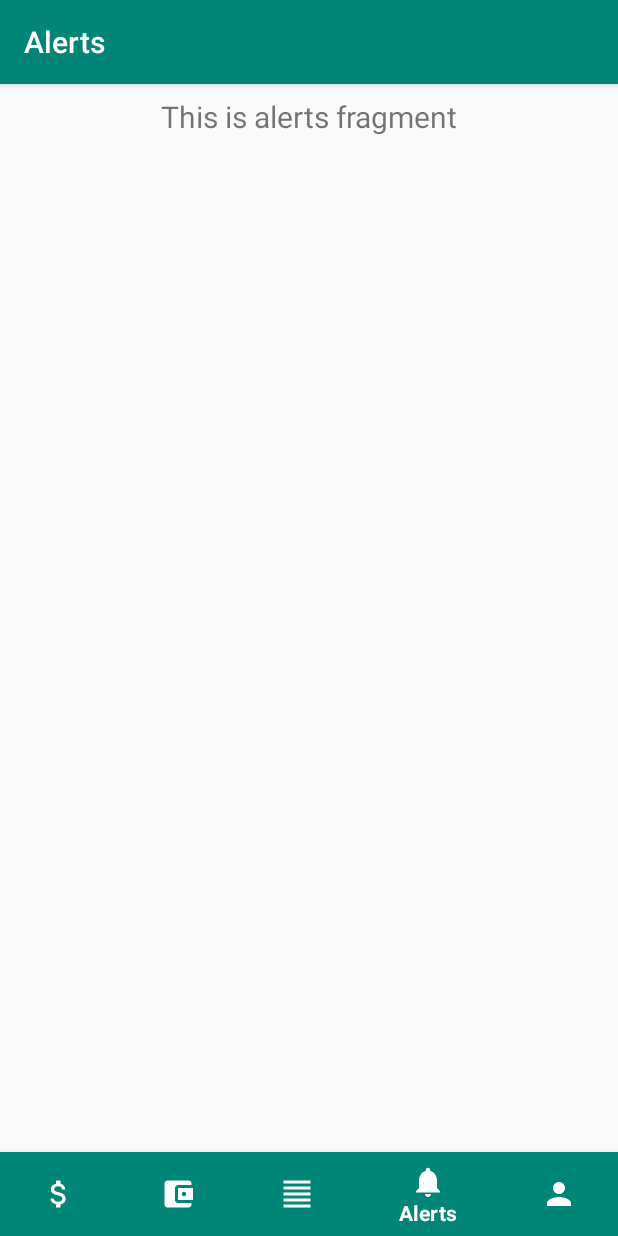
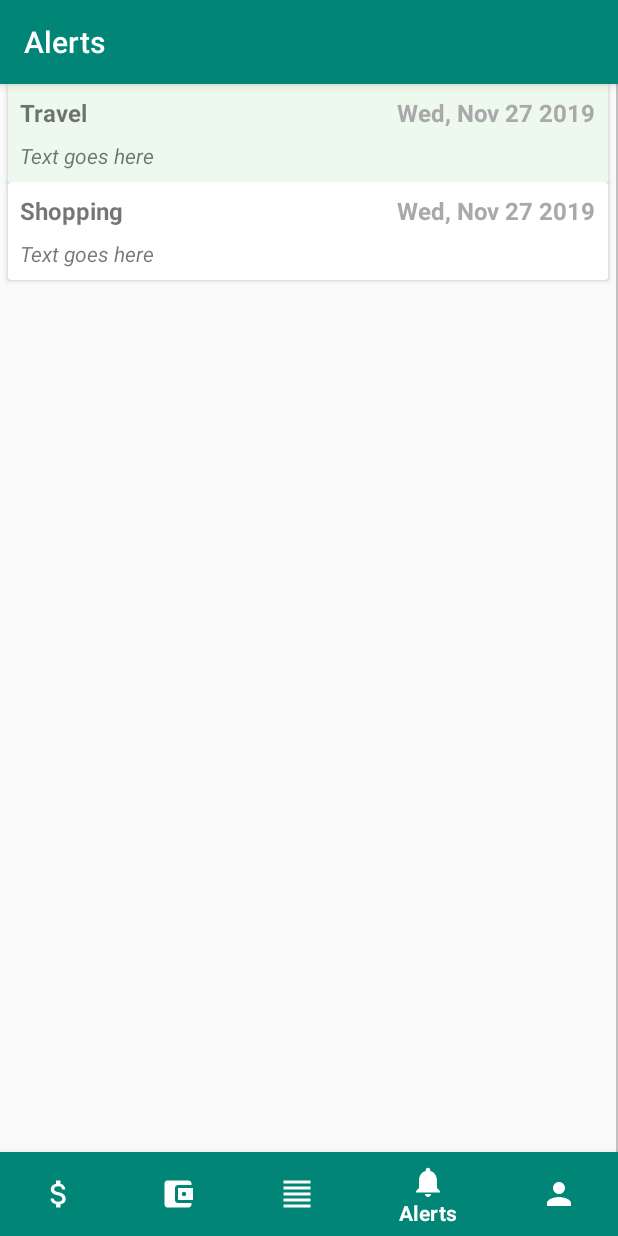
Before and after one commit to dileep-g/Smart-Budget-App, an Android app: the screen it shows after launch (MainActivity), item 4 of the bottom bar chosen, on a phone screen of 412 x 824 dp. Run offline under Robolectric (Android 15) with nearby library versions, the phone set to English and light mode, and no system bars; our stand-ins replace navigation-ui; libraries missing offline, so code that uses them is left out: com.github.mikephil.charting; 42 statements that could not run were skipped.

Commit message:
Alert screen - dummy alerts

```diff
--- a/app/src/main/java/com/iui/smartbudget/MainActivity.java
+++ b/app/src/main/java/com/iui/smartbudget/MainActivity.java
@@ -72,7 +72,7 @@ public class MainActivity extends AppCompatActivity {
                     record.setVendor(nextLine[2]);
                     record.setCategory(nextLine[3]);
                     record.setExpense(Float.valueOf(nextLine[4]));
-                    DataHolder.records.add(record);
+                    DataHolder.getInstance().records.add(record);
 
                     Date date=record.getDateTime();
                     LocalDate localDate = date.toInstant().atZone(ZoneId.systemDefault()).toLocalDate();
@@ -85,7 +85,7 @@ public class MainActivity extends AppCompatActivity {
                 for(String category : map.keySet()){
                     map.put(category, map.get(category)/12.0F);
                 }
-                DataHolder.categoryToAvgExpenseMap = map;
+                DataHolder.getInstance().categoryToAvgExpenseMap = map;
             } catch (Exception e) {
              Log.d(TAG,e.getLocalizedMessage(), e);
             }
--- /dev/null
+++ b/app/src/main/java/com/iui/smartbudget/ui/alerts/AlertsAdapter.java
@@ -0,0 +1,93 @@
+package com.iui.smartbudget.ui.alerts;
+
+import android.content.Context;
+import android.graphics.Color;
+import android.view.LayoutInflater;
+import android.view.View;
+import android.view.ViewGroup;
+import android.widget.Filter;
+import android.widget.Filterable;
+import android.widget.TextView;
+import android.widget.Toast;
+
+import androidx.recyclerview.widget.RecyclerView;
+
+import com.iui.smartbudget.R;
+import com.iui.smartbudget.utilities.Alert;
+
+import java.text.SimpleDateFormat;
+import java.util.ArrayList;
+import java.util.Collections;
+import java.util.List;
+
+public class AlertsAdapter extends RecyclerView.Adapter <AlertsAdapter.ViewHolder> {
+
+    private Context context;
+    private List<Alert> dataList;
+    private String datePattern;
+    private SimpleDateFormat dateFromatter;
+
+    public AlertsAdapter(List<Alert> data, Context context)
+    {
+        this.dataList = data;
+        this.context = context;
+        this.datePattern = "EEE, MMM dd yyyy";
+        this.dateFromatter = new SimpleDateFormat(datePattern);
+    }
+
+    public class ViewHolder extends RecyclerView.ViewHolder
+    {
+        TextView textViewTitle;
+        TextView textViewDate;
+        TextView textViewText;
+
+        public ViewHolder(View itemView)
+        {
+            super(itemView);
+            this.textViewTitle = (TextView) itemView.findViewById(R.id.alert_title);
+            this.textViewDate = (TextView) itemView.findViewById(R.id.alert_date );
+            this.textViewText = (TextView) itemView.findViewById(R.id.alert_text );
+        }
+    }
+
+    @Override
+    public AlertsAdapter.ViewHolder onCreateViewHolder(ViewGroup parent, int viewType)
+    {
+        View view = LayoutInflater. from (parent.getContext()).inflate(R.layout.recyclerview_alert_item , parent, false);
+
+        ViewHolder viewHolder = new ViewHolder(view);
+        return viewHolder;
+    }
+
+    @Override
+    public void onBindViewHolder(AlertsAdapter.ViewHolder holder, final int position)
+    {
+        holder.textViewTitle.setText(dataList.get(position). getTitle());
+        holder.textViewDate.setText(dateFromatter.format(dataList.get(position).getDateTime()));
+        holder.textViewText.setText(dataList.get(position).getText());
+
+        if (position%2 == 0) {
+            holder.itemView.setBackgroundColor(Color.parseColor("#ecf9ec"));
+        }
+
+        holder.itemView.setOnClickListener(new View.OnClickListener()
+        {
+            @Override
+            public void onClick(View v)
+            {
+                Toast.makeText (context, "Item " + position + " is clicked.", Toast. LENGTH_SHORT ).show( );
+            }
+        });
+    }
+
+    @Override
+    public int getItemCount()
+    {
+        return dataList.size();
+    }
+
+    public void addAlert(Alert alert) {
+        this.dataList.add(0, alert);
+        notifyDataSetChanged();
+    }
+}
--- a/app/src/main/java/com/iui/smartbudget/ui/alerts/AlertsFragment.java
+++ b/app/src/main/java/com/iui/smartbudget/ui/alerts/AlertsFragment.java
@@ -11,25 +11,41 @@ import androidx.annotation.Nullable;
 import androidx.fragment.app.Fragment;
 import androidx.lifecycle.Observer;
 import androidx.lifecycle.ViewModelProviders;
+import androidx.recyclerview.widget.DividerItemDecoration;
+import androidx.recyclerview.widget.LinearLayoutManager;
+import androidx.recyclerview.widget.RecyclerView;
 
 import com.iui.smartbudget.R;
+import com.iui.smartbudget.utilities.Alert;
+import com.iui.smartbudget.utilities.DataHolder;
+
+import java.util.List;
 
 public class AlertsFragment extends Fragment {
 
     private AlertsViewModel alertsViewModel;
+    private RecyclerView mRecyclerView;
+    private AlertsAdapter mListadapter;
 
     public View onCreateView(@NonNull LayoutInflater inflater,
                              ViewGroup container, Bundle savedInstanceState) {
         alertsViewModel =
                 ViewModelProviders.of(this).get(AlertsViewModel.class);
-        View root = inflater.inflate(R.layout.fragment_alerts, container, false);
-        final TextView textView = root.findViewById(R.id.text_alerts);
-        alertsViewModel.getText().observe(this, new Observer<String>() {
-            @Override
-            public void onChanged(@Nullable String s) {
-                textView.setText(s);
-            }
-        });
-        return root;
+        View view = inflater.inflate(R.layout.fragment_alerts, container, false);
+
+        mRecyclerView = (RecyclerView) view.findViewById(R.id.recyclerView );
+        final LinearLayoutManager layoutManager = new LinearLayoutManager(getActivity());
+        layoutManager.setOrientation(LinearLayoutManager. VERTICAL );
+        mRecyclerView.setLayoutManager(layoutManager);
+
+        List<Alert> alerts = DataHolder.getInstance().alerts;
+
+        mListadapter = new AlertsAdapter(alerts, getContext());
+        mRecyclerView.setAdapter(mListadapter);
+        DividerItemDecoration dividerItemDecoration = new DividerItemDecoration(mRecyclerView.getContext(), DividerItemDecoration.HORIZONTAL);
+        dividerItemDecoration.setDrawable(getContext().getResources().getDrawable(R.drawable.sk_line_divider));
+        mRecyclerView.addItemDecoration(new DividerItemDecoration(mRecyclerView.getContext(), DividerItemDecoration.HORIZONTAL));
+
+        return view;
     }
 }
--- a/app/src/main/java/com/iui/smartbudget/ui/budget/BudgetViewModel.java
+++ b/app/src/main/java/com/iui/smartbudget/ui/budget/BudgetViewModel.java
@@ -12,7 +12,7 @@ public class BudgetViewModel extends ViewModel {
 
     public BudgetViewModel() {
         mText = new MutableLiveData<>();
-        mText.setValue(String.valueOf(DataHolder.categoryToAvgExpenseMap.get("shopping")));
+        mText.setValue(String.valueOf(DataHolder.getInstance().categoryToAvgExpenseMap.get("shopping")));
     }
 
     public LiveData<String> getText() {
--- a/app/src/main/java/com/iui/smartbudget/ui/expenses/ExpensesFragment.java
+++ b/app/src/main/java/com/iui/smartbudget/ui/expenses/ExpensesFragment.java
@@ -174,7 +174,7 @@ public class ExpensesFragment extends Fragment implements AdapterView.OnItemSele
         HashMap<String,Float> categoryMap=new HashMap<>();
         HashSet<String> categories=new HashSet<>();
         SimpleDateFormat dateformatter = new SimpleDateFormat("MMM");
-        for(Record record : DataHolder.records){
+        for(Record record : DataHolder.getInstance().records){
             Date date=record.getDateTime();
             LocalDate localDate = date.toInstant().atZone(ZoneId.systemDefault()).toLocalDate();
             if(localDate.getYear()!=selectedYear) continue;
@@ -207,7 +207,7 @@ public class ExpensesFragment extends Fragment implements AdapterView.OnItemSele
         List<BarEntry> barEntries=new ArrayList<>();
         HashMap<Integer,HashMap<Month,Float>> monthToExpenseMap = new HashMap<>();
         ArrayList<String> monthLabels=new ArrayList<>();
-        for(Record record : DataHolder.records){
+        for(Record record : DataHolder.getInstance().records){
             Date date=record.getDateTime();
             LocalDate localDate = date.toInstant().atZone(ZoneId.systemDefault()).toLocalDate();
             if(!monthToExpenseMap.containsKey(localDate.getYear()))
--- a/app/src/main/java/com/iui/smartbudget/ui/expenses/ExpensesViewModel.java
+++ b/app/src/main/java/com/iui/smartbudget/ui/expenses/ExpensesViewModel.java
@@ -17,7 +17,7 @@ public class ExpensesViewModel extends ViewModel {
         mText = new MutableLiveData<>();
         SimpleDateFormat format = new SimpleDateFormat("yyy-MM-dd HH:mm:ss");
         //mText.setValue(DataHolder.records.get(0).getVendor() + format.format(DataHolder.records.get(0).getDateTime()));
-        Date date=DataHolder.records.get(0).getDateTime();
+        Date date=DataHolder.getInstance().records.get(0).getDateTime();
         LocalDate localDate = date.toInstant().atZone(ZoneId.systemDefault()).toLocalDate();
         //mText.setValue(localDate.getMonth().name());
     }
--- /dev/null
+++ b/app/src/main/java/com/iui/smartbudget/utilities/Alert.java
@@ -0,0 +1,39 @@
+package com.iui.smartbudget.utilities;
+
+import java.util.Date;
+
+public class Alert {
+    private String title;
+    private Date dateTime;
+    private String text;
+
+    Alert(String title, Date dateTime, String text) {
+        this.title = title;
+        this.dateTime = dateTime;
+        this.text = text;
+    }
+
+    public String getTitle() {
+        return title;
+    }
+
+    public void setTitle(String title) {
+        this.title = title;
+    }
+
+    public Date getDateTime() {
+        return dateTime;
+    }
+
+    public void setDateTime(Date dateTime) {
+        this.dateTime = dateTime;
+    }
+
+    public String getText() {
+        return text;
+    }
+
+    public void setText(String text) {
+        this.text = text;
+    }
+}
--- a/app/src/main/java/com/iui/smartbudget/utilities/DataHolder.java
+++ b/app/src/main/java/com/iui/smartbudget/utilities/DataHolder.java
@@ -3,23 +3,40 @@ package com.iui.smartbudget.utilities;
 
 
 import java.util.ArrayList;
+import java.util.Arrays;
+import java.util.Date;
 import java.util.HashMap;
 import java.util.List;
 
 public class DataHolder {
-    public static List<Record> records;
-    public static  List<Bucket> buckets;
+    public List<Record> records;
+    public List<Bucket> buckets;
+    public List<Alert> alerts;
     public static DataHolder dataHolder = new DataHolder();
-    public static HashMap<String, Float> categoryToAvgExpenseMap;
+    public HashMap<String, Float> categoryToAvgExpenseMap;
+
+    public double bucketThreshold = 0.8;
 
     private DataHolder(){
             records=new ArrayList<>();
             buckets=new ArrayList<>();
+            alerts=new ArrayList<>();
             categoryToAvgExpenseMap = new HashMap<>();
+            checkAlerts();
 
     }
 
     public static DataHolder getInstance(){
         return dataHolder;
     }
+
+    public void checkAlerts() {
+        for(String bucket : Arrays.asList(new String[]{"Travel", "Shopping"})) {
+            // check how full the bucket is!
+            // check over budget
+            // dummy data
+            alerts.add(new Alert(bucket, new Date(), "Text goes here"));
+        }
+    }
+
 }
--- a/app/src/main/res/layout/fragment_alerts.xml
+++ b/app/src/main/res/layout/fragment_alerts.xml
@@ -1,21 +1,17 @@
 <?xml version="1.0" encoding="utf-8"?>
-<androidx.constraintlayout.widget.ConstraintLayout xmlns:android="http://schemas.android.com/apk/res/android"
+<RelativeLayout xmlns:android="http://schemas.android.com/apk/res/android"
     xmlns:app="http://schemas.android.com/apk/res-auto"
     xmlns:tools="http://schemas.android.com/tools"
+    android:id="@+id/transactions_home"
     android:layout_width="match_parent"
     android:layout_height="match_parent">
 
-    <TextView
-        android:id="@+id/text_alerts"
+    <androidx.recyclerview.widget.RecyclerView
+        xmlns:android="http://schemas.android.com/apk/res/android"
+        android:id="@+id/recyclerView"
         android:layout_width="match_parent"
-        android:layout_height="wrap_content"
-        android:layout_marginStart="8dp"
-        android:layout_marginTop="8dp"
-        android:layout_marginEnd="8dp"
-        android:textAlignment="center"
-        android:textSize="20sp"
-        app:layout_constraintEnd_toEndOf="parent"
-        app:layout_constraintStart_toStartOf="parent"
-        app:layout_constraintTop_toTopOf="parent" />
+        android:layout_height="match_parent"
+        android:layout_centerHorizontal="true"
+        android:layout_centerVertical="true" />
 
-</androidx.constraintlayout.widget.ConstraintLayout>
+</RelativeLayout>
--- /dev/null
+++ b/app/src/main/res/layout/recyclerview_alert_item.xml
@@ -0,0 +1,46 @@
+<?xml version="1.0" encoding="utf-8"?>
+<androidx.cardview.widget.CardView
+    xmlns:android="http://schemas.android.com/apk/res/android"
+    android:layout_width="match_parent"
+    android:layout_height="wrap_content"
+    android:layout_marginLeft="5dip"
+    android:layout_marginRight="5dip"
+    android:foreground="?attr/selectableItemBackground">
+
+    <RelativeLayout
+        android:layout_width="match_parent"
+        android:layout_height="wrap_content">
+
+        <TextView
+            android:id="@+id/alert_title"
+            android:layout_width="wrap_content"
+            android:layout_height="wrap_content"
+            android:text="Title"
+            android:textSize="16dp"
+            android:textStyle="bold"
+            android:layout_margin="8dp"/>
+
+        <TextView
+            android:id="@+id/alert_date"
+            android:layout_width="wrap_content"
+            android:layout_height="wrap_content"
+            android:layout_alignParentRight="true"
+            android:text="Date"
+            android:textSize="16dp"
+            android:textColor="@color/gray"
+            android:textStyle="bold"
+            android:layout_margin="8dp"/>
+
+        <TextView
+            android:id="@+id/alert_text"
+            android:layout_width="match_parent"
+            android:layout_height="wrap_content"
+            android:layout_below="@id/alert_title"
+            android:text="Text"
+            android:textSize="14dp"
+            android:textStyle="italic"
+            android:layout_marginLeft="8dp"
+            android:layout_marginRight="8dp"
+            android:layout_marginBottom="8dp" />
+    </RelativeLayout>
+</androidx.cardview.widget.CardView>
```
